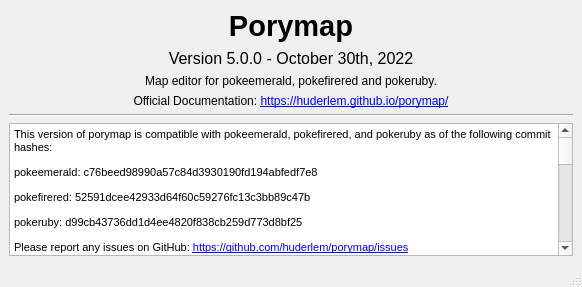
Qt form forms/aboutporymap.ui (huderlem/porymap) before a commit.
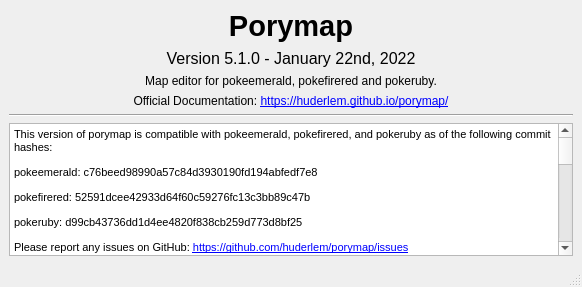
The same form after that commit.

Patch:
```diff
--- a/forms/aboutporymap.ui
+++ b/forms/aboutporymap.ui
@@ -53,7 +53,7 @@
        </font>
       </property>
       <property name="text">
-       <string>Version 5.0.0 - October 30th, 2022</string>
+       <string>Version 5.1.0 - January 22nd, 2022</string>
       </property>
       <property name="alignment">
        <set>Qt::AlignCenter</set>
```
Left out of the diff: 27 changed lines with no effect on the pictures.
